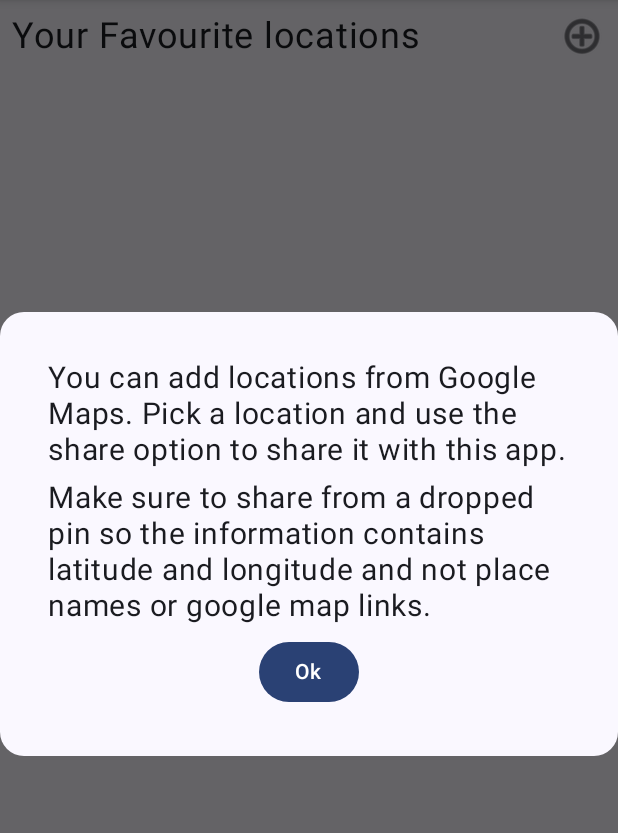
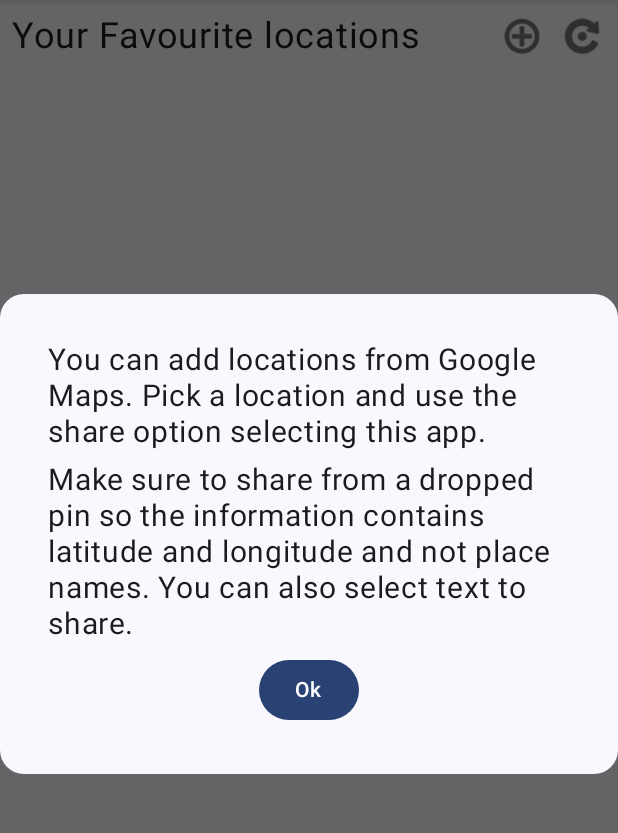
Before and after one commit to hanscappelle/windfoil-wind-finder-android-app, an Android app built with Jetpack Compose: the screen it shows after launch (MainActivity), after a tap on "Add a new location", on a phone screen of 412 x 824 dp, the part 84-917 px from its top. Run offline under Robolectric (Android 15) with nearby library versions, the phone set to English and light mode, and no system bars; network calls fail; 1 statement that could not run was skipped.

Commit message:
added refresh option

```diff
--- a/app/src/main/java/be/hcpl/android/speedrecords/MainActivity.kt
+++ b/app/src/main/java/be/hcpl/android/speedrecords/MainActivity.kt
@@ -1,8 +1,5 @@
 package be.hcpl.android.speedrecords
 
-import android.R
-import android.R.attr.action
-import android.R.attr.type
 import android.content.Intent
 import android.os.Bundle
 import androidx.activity.ComponentActivity
@@ -45,7 +42,7 @@ class MainActivity : ComponentActivity() {
     }
 
     private fun handleEvent(event: MainViewModel.Event) {
-        when(event){
+        when (event) {
             MainViewModel.Event.AddNewLocationInfo -> Unit
         }
     }
@@ -61,6 +58,7 @@ class MainActivity : ComponentActivity() {
                     MainScreen(
                         modifier = Modifier.padding(innerPadding),
                         model = locations,
+                        onRefresh = { viewModel.updateAllData() },
                     )
                 }
             }
--- a/app/src/main/java/be/hcpl/android/speedrecords/domain/LocationRepository.kt
+++ b/app/src/main/java/be/hcpl/android/speedrecords/domain/LocationRepository.kt
@@ -1,6 +1,10 @@
 package be.hcpl.android.speedrecords.domain
 
+import be.hcpl.android.speedrecords.R
+import android.content.Context
 import be.hcpl.android.speedrecords.domain.LocationRepository.Result
+import com.google.gson.Gson
+import com.google.gson.reflect.TypeToken
 
 interface LocationRepository {
 
@@ -14,12 +18,15 @@ interface LocationRepository {
     }
 }
 
-class LocationRepositoryImpl : LocationRepository {
+class LocationRepositoryImpl(context: Context) : LocationRepository {
 
     // TODO store in shared prefs
-    //val sharedPref = activity?.getSharedPreferences(
-    //    getString(R.string.preference_file_key), Context.MODE_PRIVATE)
-    val localLocations = mutableListOf(
+    val sharedPref = context.getSharedPreferences(context.getString(R.string.preference_file_key), Context.MODE_PRIVATE)
+
+    // TODO inject gson instead
+    val gson = Gson()
+
+    var localLocations = mutableListOf(
         LocationData(
             "Espace Fun @ Lacs De l'Eau d'Heure",
             50.1890147,
@@ -43,13 +50,22 @@ class LocationRepositoryImpl : LocationRepository {
                 lng = split?.get(1)?.toDouble() ?: 0.0,
             )
         )
+        // and store in preferences
+        sharedPref.edit().putString(PREF_KEY_STORED_LOCATIONS, gson.toJson(localLocations)).apply()
         return Result.Success
     }
 
     override fun dropLocation(location: LocationData) = if (localLocations.remove(location)) Result.Success else Result.Failed
 
     override fun getLocations(): List<LocationData> {
-        // TODO get actual data from settings instead and let user manage these
-        return localLocations.toList()
+        val storedLocations = sharedPref.getString(PREF_KEY_STORED_LOCATIONS, null)
+        if (storedLocations != null) {
+            localLocations = gson.fromJson<List<LocationData>>(storedLocations, listOfLocationsType).toMutableList()
+        }
+        // TODO return Result instead here
+        return localLocations
     }
 }
+
+private val listOfLocationsType = object : TypeToken<List<LocationData>>() {}.type
+private const val PREF_KEY_STORED_LOCATIONS = "key_stored_locations"
--- a/app/src/main/java/be/hcpl/android/speedrecords/ui/screen/MainScreen.kt
+++ b/app/src/main/java/be/hcpl/android/speedrecords/ui/screen/MainScreen.kt
@@ -1,6 +1,5 @@
 package be.hcpl.android.speedrecords.ui.screen
 
-import android.graphics.Paint
 import be.hcpl.android.speedrecords.R
 import androidx.compose.foundation.BorderStroke
 import androidx.compose.foundation.border
@@ -8,16 +7,10 @@ import androidx.compose.foundation.clickable
 import androidx.compose.foundation.layout.Arrangement.Absolute.spacedBy
 import androidx.compose.foundation.layout.Column
 import androidx.compose.foundation.layout.Row
-import androidx.compose.foundation.layout.heightIn
 import androidx.compose.foundation.layout.padding
-import androidx.compose.foundation.layout.wrapContentHeight
-import androidx.compose.foundation.layout.wrapContentWidth
 import androidx.compose.foundation.lazy.LazyColumn
-import androidx.compose.material3.Button
 import androidx.compose.material3.ExperimentalMaterial3Api
 import androidx.compose.material3.Icon
-import androidx.compose.material3.MaterialTheme
-import androidx.compose.material3.Surface
 import androidx.compose.material3.Text
 import androidx.compose.runtime.Composable
 import androidx.compose.runtime.mutableStateOf
@@ -30,79 +23,63 @@ import androidx.compose.ui.res.stringResource
 import androidx.compose.ui.unit.dp
 import androidx.compose.ui.unit.sp
 import be.hcpl.android.speedrecords.domain.WeatherData
+import be.hcpl.android.speedrecords.ui.view.NameLocationDialog
 import be.hcpl.android.speedrecords.ui.view.InfoDialog
+import be.hcpl.android.speedrecords.ui.view.LocationHeader
+import be.hcpl.android.speedrecords.ui.view.LocationsOverviewHeader
 
 @OptIn(ExperimentalMaterial3Api::class)
 @Composable
 fun MainScreen(
     modifier: Modifier = Modifier,
     model: LocationUiModel,
+    onRefresh: () -> Unit = {},
 ) {
-
+    // some dialogs
     val openInfoDialog = remember { mutableStateOf(false) }
     InfoDialog(openInfoDialog)
 
+    val addLocationDialog = remember { mutableStateOf(false) }
+    NameLocationDialog(addLocationDialog)
+
+    // content
     Column(
         horizontalAlignment = Alignment.Start,
         verticalArrangement = spacedBy(8.dp),
-        modifier = modifier
-            .padding(8.dp)
+        modifier = modifier.padding(8.dp),
     ) {
 
-        LocationsOverviewHeader({ openInfoDialog.value = true })
+        LocationsOverviewHeader(
+            onAddNewLocation = { openInfoDialog.value = true },
+            onRefresh = onRefresh,
+        )
 
-        LocationOverview(model)
+        LocationOverview(
+            model = model,
+            onRenameLocation = { addLocationDialog.value = true }
+        )
     }
 
     // TODO on detail view of a location show all values per hour
 }
 
-@Composable
-fun LocationsOverviewHeader(onAddNewLocation: () -> Unit) {
-    Row(
-        verticalAlignment = Alignment.CenterVertically,
-        horizontalArrangement = spacedBy(8.dp),
-    ) {
-
-        Text(
-            text = stringResource(id = R.string.title_favourite_locations),
-            fontSize = 24.sp,
-            modifier = Modifier.weight(1f)
-        )
-
-        // TODO allow for managing favorite locations
-        Icon(
-            painter = painterResource(android.R.drawable.ic_menu_add),
-            contentDescription = stringResource(id = R.string.a11y_add_location),
-            modifier = Modifier.clickable(onClick = onAddNewLocation)
-        )
-    }
-}
-
 // TODO allow configuration of threshold for warnings, colors, and what timeslots to include in detail
 
 @Composable
-fun LocationOverview(model: LocationUiModel) {
+fun LocationOverview(
+    model: LocationUiModel,
+    onRenameLocation: (String) -> Unit = {},
+) {
     LazyColumn(
         horizontalAlignment = Alignment.Start,
         verticalArrangement = spacedBy(8.dp),
     ) {
         model.locations.forEach { location ->
             item {
-                Text(
-                    text = location.locationName,
-                    fontSize = 20.sp,
-                    modifier = Modifier
-                        .heightIn(min = 48.dp)
-                        .wrapContentHeight(align = Alignment.CenterVertically)
+                LocationHeader(
+                    location = location,
+                    onRenameLocation = { onRenameLocation(location.locationName) },
                 )
-                // TODO allow deletion of location here
-                // TODO add link to show location on map here
-                //String uri = "geo:" + latitude + ","
-                //+longitude + "?q=" + latitude
-                //+ "," + longitude;
-                //startActivity(new Intent(android.content.Intent.ACTION_VIEW,
-                //    Uri.parse(uri)));
             }
             item {
                 LocationItem(location)
--- /dev/null
+++ b/app/src/main/java/be/hcpl/android/speedrecords/ui/view/LocationsOverviewHeader.kt
@@ -0,0 +1,44 @@
+package be.hcpl.android.speedrecords.ui.view
+
+import androidx.compose.foundation.clickable
+import androidx.compose.foundation.layout.Arrangement.Absolute.spacedBy
+import androidx.compose.foundation.layout.Row
+import androidx.compose.material3.Icon
+import androidx.compose.material3.Text
+import androidx.compose.runtime.Composable
+import androidx.compose.ui.Alignment
+import androidx.compose.ui.Modifier
+import androidx.compose.ui.res.painterResource
+import androidx.compose.ui.res.stringResource
+import androidx.compose.ui.unit.dp
+import androidx.compose.ui.unit.sp
+import be.hcpl.android.speedrecords.R
+
+@Composable
+fun LocationsOverviewHeader(
+    onAddNewLocation: () -> Unit,
+    onRefresh: () -> Unit = {},
+) {
+    Row(
+        verticalAlignment = Alignment.CenterVertically,
+        horizontalArrangement = spacedBy(8.dp),
+    ) {
+
+        Text(
+            text = stringResource(id = R.string.title_favourite_locations),
+            fontSize = 24.sp,
+            modifier = Modifier.weight(1f)
+        )
+
+        Icon(
+            painter = painterResource(android.R.drawable.ic_menu_add),
+            contentDescription = stringResource(id = R.string.a11y_add_location),
+            modifier = Modifier.clickable(onClick = onAddNewLocation)
+        )
+        Icon(
+            painter = painterResource(android.R.drawable.ic_menu_rotate),
+            contentDescription = stringResource(id = R.string.a11y_update_data),
+            modifier = Modifier.clickable(onClick = onRefresh)
+        )
+    }
+}
--- a/app/src/main/res/values/strings.xml
+++ b/app/src/main/res/values/strings.xml
@@ -2,7 +2,13 @@
     <string name="app_name">Wind Forecast App</string>
     <string name="a11y_add_location">Add a new location</string>
     <string name="title_favourite_locations">Your Favourite locations</string>
-    <string name="info_add_location">You can add locations from Google Maps. Pick a location and use the share option to share it with this app.</string>
-    <string name="info_add_location_extra">Make sure to share from a dropped pin so the information contains latitude and longitude and not place names or google map links.</string>
+    <string name="info_add_location">You can add locations from Google Maps. Pick a location and use the share option selecting this app.</string>
+    <string name="info_add_location_extra">Make sure to share from a dropped pin so the information contains latitude and longitude and not place names. You can also select text to share.</string>
     <string name="ok">Ok</string>
+    <string name="a11y_edit_location">edit location name</string>
+    <string name="a11y_delete_location">remove this location</string>
+    <string name="info_rename_location">Enter a name for this location</string>
+    <string name="name">Name</string>
+    <string name="preference_file_key">stored_locations</string>
+    <string name="a11y_update_data">refresh forecast information for current locations</string>
 </resources>
```
Also changed, not shown: app/src/main/java/be/hcpl/android/speedrecords/ui/view/LocationHeader.kt (added, +50 -0 lines), app/src/main/java/be/hcpl/android/speedrecords/ui/view/NameLocationDialog.kt (added, +83 -0 lines), app/src/main/java/be/hcpl/android/speedrecords/ui/view/WeatherDayView.kt (deleted, +0 -13 lines), app/src/main/java/be/hcpl/android/speedrecords/ui/view/WeatherDetailView.kt (deleted, +0 -13 lines).
